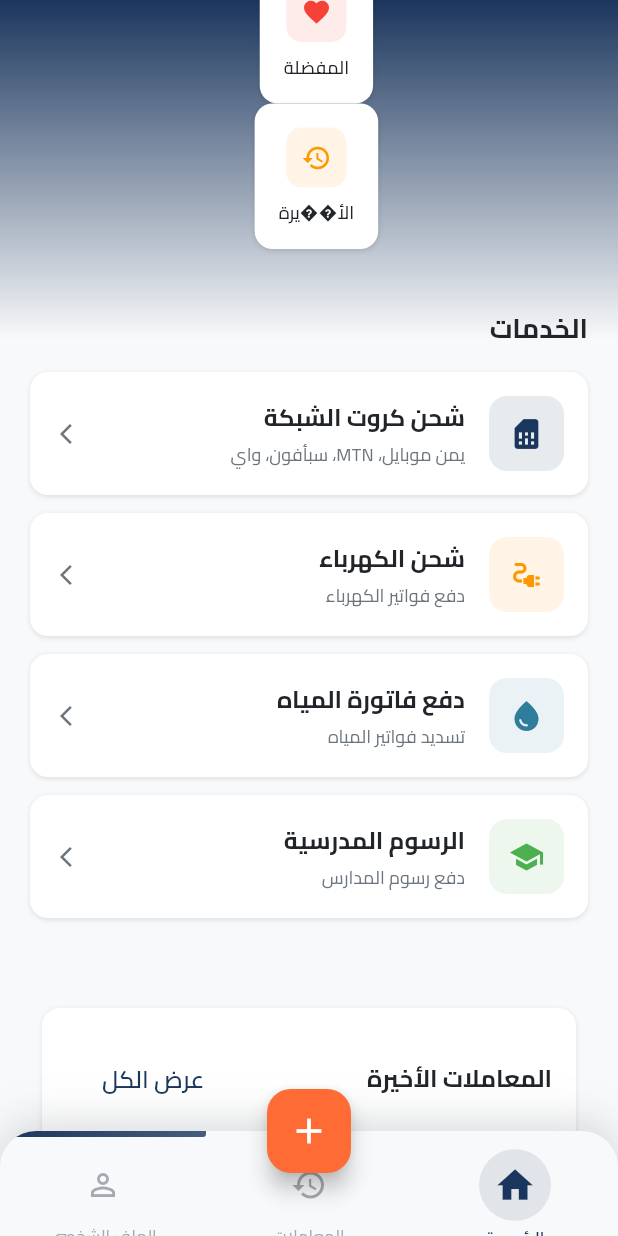
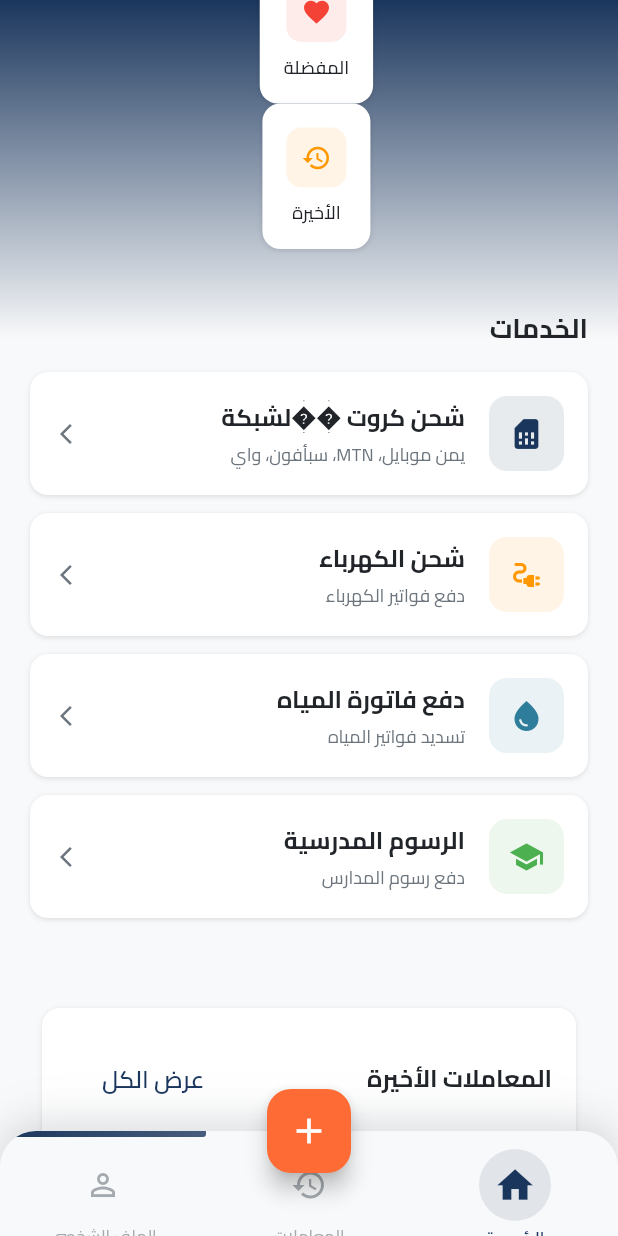
Before and after one commit to abdalwely/paypointflutter, a Flutter app: the EnhancedDashboardScreen screen opened by its route, scrolled down 576 dp, on a phone screen of 412 x 824 dp. Run offline on Flutter 3.47's test engine with Material 3 defaults, Android fonts, the phone set to English and light mode, and no system bars; our stand-ins replace cloud_firestore, firebase_auth, firebase_core, flutter_riverpod, lottie, shared_preferences; accounts and stored records are empty; network calls fail.

Commit message:
إضافة استيراد provider للبيانات الوهمية
cgen-7d61dfa27e4e4a5b991dbe6c75cde722

```diff
--- a/lib/screens/home/enhanced_dashboard_screen.dart
+++ b/lib/screens/home/enhanced_dashboard_screen.dart
@@ -4,6 +4,7 @@ import '../../core/theme/app_theme.dart';
 import '../../core/localization/app_localizations.dart';
 import '../../providers/auth_provider.dart';
 import '../../providers/localization_provider.dart';
+import '../../providers/mock_data_provider.dart';
 import '../../widgets/animated_widgets.dart';
 import '../../widgets/custom_bottom_nav_bar.dart';
 import '../services/network_recharge_screen.dart';
@@ -543,7 +544,7 @@ class _EnhancedDashboardScreenState extends ConsumerState<EnhancedDashboardScree
               ),
               _buildQuickActionItem(
                 icon: Icons.history,
-                title: 'الأ��يرة',
+                title: 'الأخيرة',
                 color: AppTheme.warningColor,
                 onTap: _showRecent,
               ),
@@ -594,7 +595,7 @@ class _EnhancedDashboardScreenState extends ConsumerState<EnhancedDashboardScree
   Widget _buildServicesGrid(BuildContext context) {
     final services = [
       {
-        'title': 'شحن كروت الشبكة',
+        'title': 'شحن كروت ��لشبكة',
         'subtitle': 'يمن موبايل، MTN، سبأفون، واي',
         'icon': Icons.sim_card,
         'color': AppTheme.primaryColor,
```
